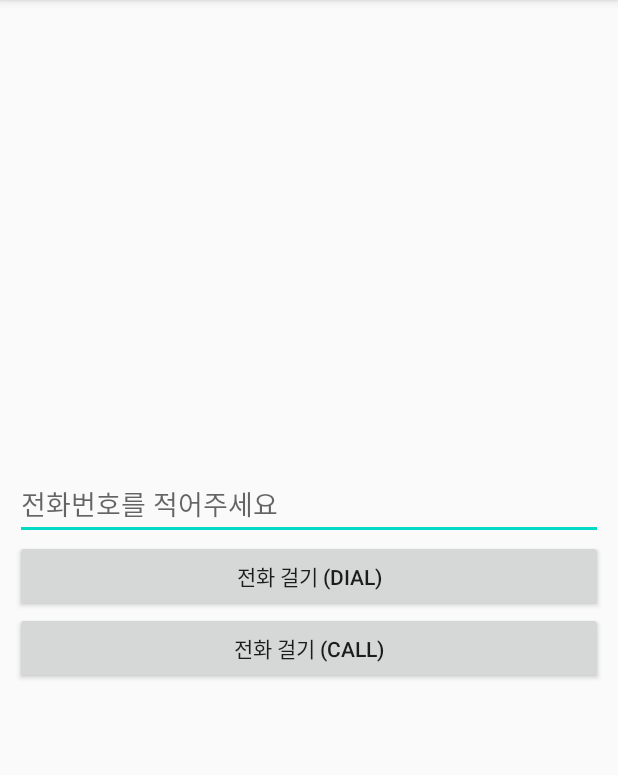
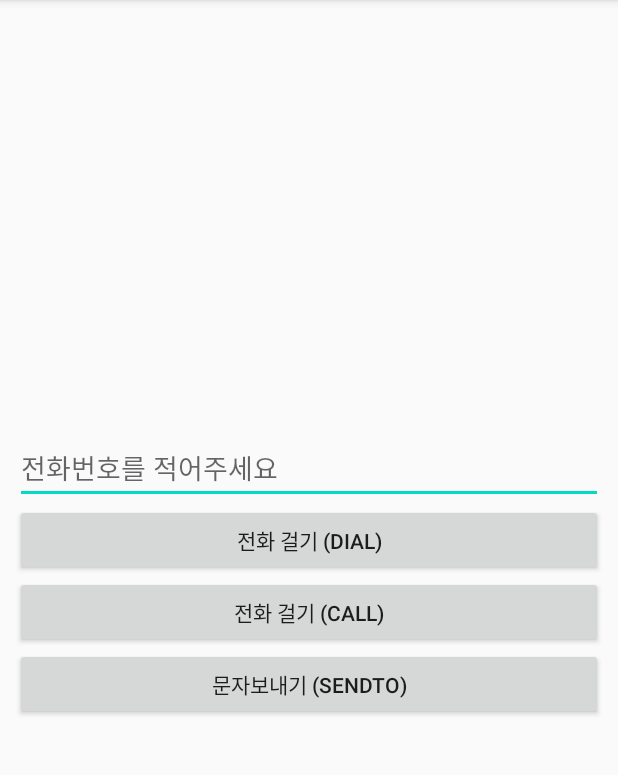
Before and after one commit to cho881020/AndroindIntent_20200530, an Android app: the screen it shows after launch (MainActivity), on a phone screen of 412 x 824 dp, the part 84-859 px from its top. Run offline under Robolectric (Android 15) with nearby library versions, the phone set to English and light mode, and no system bars.

Commit message:
문자보내기 테스트  -> putExtra("sms_body", "내용") 으로 내용을 미리 적어줄 수 있었다.

```diff
--- a/app/src/main/res/layout/activity_main.xml
+++ b/app/src/main/res/layout/activity_main.xml
@@ -28,4 +28,11 @@
         android:layout_height="wrap_content"
         android:text="전화 걸기 (CALL)" />
 
+    <Button
+        android:id="@+id/smsBtn"
+        android:layout_width="match_parent"
+        android:layout_height="wrap_content"
+        android:text="문자보내기 (SENDTO)" />
+
+
 </LinearLayout>
```
Also changed, not shown: app/src/main/java/kr/co/tjoeun/androindintent_20200530/MainActivity.kt (+9 -0 lines).
